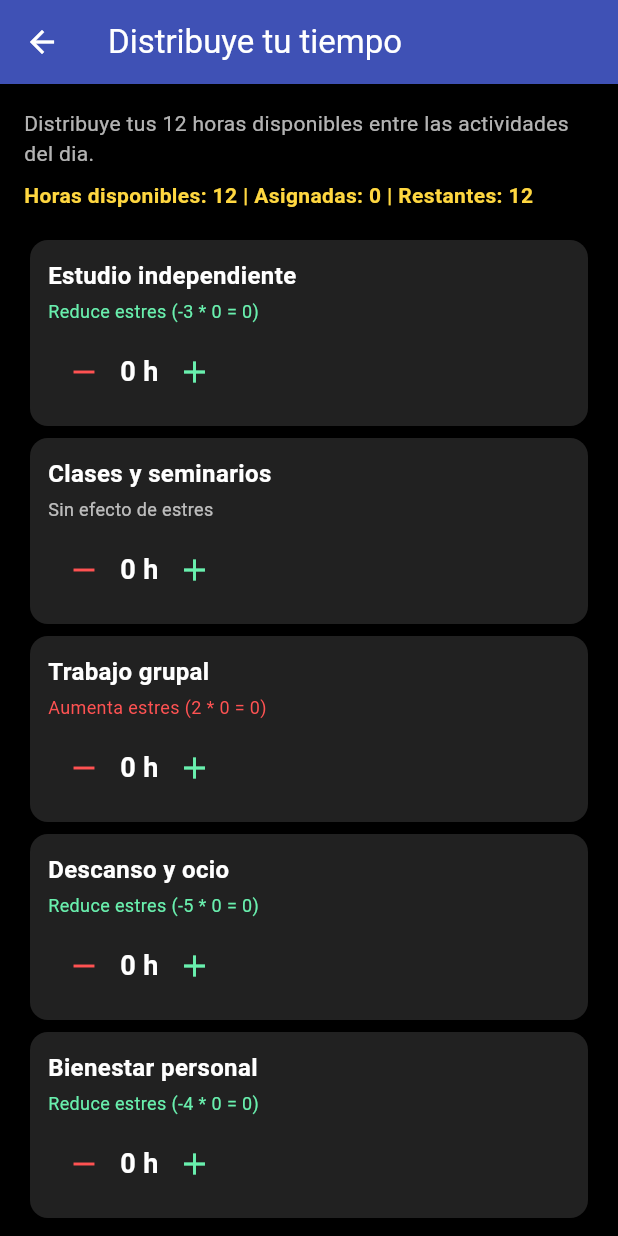
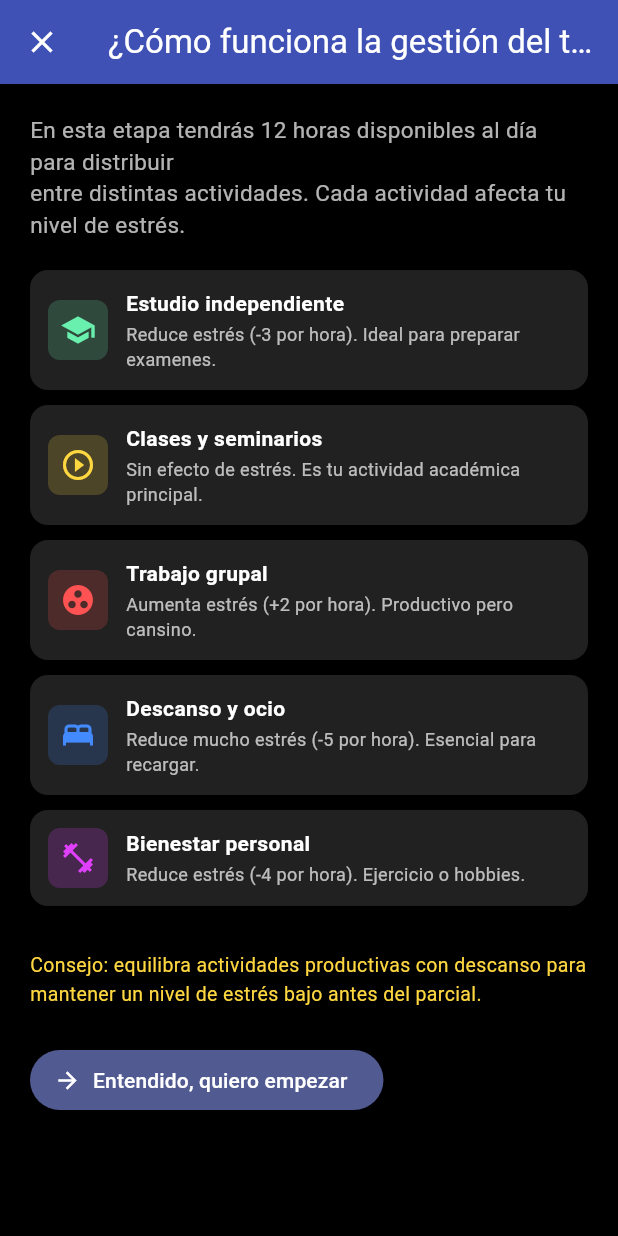
Before and after one commit to MiguelAVargasP/Proyecto-Integrador-III, a Flutter app: the MenuPrincipalScreen screen opened directly with empty values, after a tap on "Gestion del tiempo", on a phone screen of 412 x 824 dp. Run offline on Flutter 3.47's test engine with Material 3 defaults, Android fonts, the phone set to English and light mode, and no system bars; our stand-ins replace shared_preferences; accounts and stored records are empty.

Commit message:
Bloque 5: persistencia US-20, insignias US-10, tutorial US-21
- US-20: metodo guardar()/cargar()/borrarGuardado() en EstadoJuego y
  EstadoMapa con JSON + SharedPreferences. Carga automatica en main().
- US-10: otorgarInsignia() integrado en FASE_2, FASE_3 y D al completar.
- US-21: TutorialGestionTiempo mostrado antes de GestionTiempoScreen.

```diff
--- a/lib/features/combate/juego/parcial_contenido.dart
+++ b/lib/features/combate/juego/parcial_contenido.dart
@@ -58,8 +58,9 @@
                     builder: (_) => const ParcialCombateScreen(),
                   ),
                 );
+                estadoJuego.otorgarInsignia('D');
+                estadoMapa.completarEtapa('D');
                 onCompletada();
-                estadoMapa.completarEtapa('D');
               },
             ),
           ],
--- a/lib/features/etapas/etapa_estudio_independiente_contenido.dart
+++ b/lib/features/etapas/etapa_estudio_independiente_contenido.dart
@@ -173,6 +173,7 @@
 
   void _completar() {
   estadoJuego.completarEtapa();
+  estadoJuego.otorgarInsignia('FASE_3');
   estadoMapa.completarEtapa('FASE_3');
   widget.onCompletada();
   }
--- a/lib/features/etapas/etapa_primeras_clases_contenido.dart
+++ b/lib/features/etapas/etapa_primeras_clases_contenido.dart
@@ -168,6 +168,7 @@
 
   void _completar() {
   estadoJuego.completarEtapa();
+  estadoJuego.otorgarInsignia('FASE_2');
   estadoMapa.completarEtapa('FASE_2');
   widget.onCompletada();
   }
--- a/lib/features/gestion_tiempo/gestion_tiempo_contenido.dart
+++ b/lib/features/gestion_tiempo/gestion_tiempo_contenido.dart
@@ -1,6 +1,7 @@
 import 'package:flutter/material.dart';
 import '../../core/contenido_escena.dart';
 import '../../core/estado_juego.dart';
+import 'tutorial_gestion_tiempo.dart';
 
 /// Implementacion de US-06: Gestion del tiempo del jugador.
 ///
@@ -16,7 +17,15 @@
 class GestionTiempoContenido implements ContenidoEscena {
   @override
   Widget construir(BuildContext context, VoidCallback onCompletada) {
-    return _GestionTiempoScreen(onCompletada: onCompletada);
+    return TutorialGestionTiempo(
+      onSalir: () {
+        Navigator.of(context).pushReplacement(
+          MaterialPageRoute(
+            builder: (_) => _GestionTiempoScreen(onCompletada: onCompletada),
+          ),
+        );
+      },
+    );
   }
 }
 
--- /dev/null
+++ b/lib/features/gestion_tiempo/tutorial_gestion_tiempo.dart
@@ -0,0 +1,130 @@
+import 'package:flutter/material.dart';
+
+/// Tutorial breve de la mecánica de gestión del tiempo (US-21/RF-21).
+///
+/// Se muestra antes de que el jugador deba distribuir sus horas, de modo
+/// que entienda qué hace cada actividad antes de tomar sus decisiones.
+/// El jugador puede saltar el tutorial en cualquier momento.
+class TutorialGestionTiempo extends StatelessWidget {
+  final VoidCallback onSalir;
+
+  const TutorialGestionTiempo({super.key, required this.onSalir});
+
+  @override
+  Widget build(BuildContext context) {
+    return Scaffold(
+      backgroundColor: Colors.black,
+      appBar: AppBar(
+        title: const Text('¿Cómo funciona la gestión del tiempo?'),
+        backgroundColor: Colors.indigo,
+        foregroundColor: Colors.white,
+        leading: IconButton(
+          icon: const Icon(Icons.close),
+          onPressed: onSalir,
+        ),
+      ),
+      body: SingleChildScrollView(
+        padding: const EdgeInsets.all(20),
+        child: Column(
+          crossAxisAlignment: CrossAxisAlignment.start,
+          children: [
+            const Text(
+              'En esta etapa tendrás 12 horas disponibles al día para distribuir\nentre distintas actividades. Cada actividad afecta tu nivel de estrés.',
+              style: TextStyle(color: Colors.white70, fontSize: 15),
+            ),
+            const SizedBox(height: 20),
+            _tutorialFila(
+              icon: Icons.school,
+              titulo: 'Estudio independiente',
+              descripcion: 'Reduce estrés (-3 por hora). Ideal para preparar examenes.',
+              color: Colors.greenAccent,
+            ),
+            _tutorialFila(
+              icon: Icons.play_circle_outline,
+              titulo: 'Clases y seminarios',
+              descripcion: 'Sin efecto de estrés. Es tu actividad académica principal.',
+              color: Colors.amberAccent,
+            ),
+            _tutorialFila(
+              icon: Icons.group_work,
+              titulo: 'Trabajo grupal',
+              descripcion: 'Aumenta estrés (+2 por hora). Productivo pero cansino.',
+              color: Colors.redAccent,
+            ),
+            _tutorialFila(
+              icon: Icons.bed,
+              titulo: 'Descanso y ocio',
+              descripcion: 'Reduce mucho estrés (-5 por hora). Esencial para recargar.',
+              color: Colors.blueAccent,
+            ),
+            _tutorialFila(
+              icon: Icons.fitness_center,
+              titulo: 'Bienestar personal',
+              descripcion: 'Reduce estrés (-4 por hora). Ejercicio o hobbies.',
+              color: Colors.purpleAccent,
+            ),
+            const SizedBox(height: 20),
+            const Text(
+              'Consejo: equilibra actividades productivas con descanso para\nmantener un nivel de estrés bajo antes del parcial.',
+              style: TextStyle(color: Colors.amberAccent, fontSize: 13),
+            ),
+            const SizedBox(height: 24),
+            FilledButton.icon(
+              onPressed: onSalir,
+              icon: const Icon(Icons.arrow_forward),
+              label: const Text('Entendido, quiero empezar'),
+            ),
+          ],
+        ),
+      ),
+    );
+  }
+
+  Widget _tutorialFila({
+    required IconData icon,
+    required String titulo,
+    required String descripcion,
+    required Color color,
+  }) {
+    return Card(
+      color: Colors.grey[900],
+      margin: const EdgeInsets.only(bottom: 10),
+      child: Padding(
+        padding: const EdgeInsets.all(12),
+        child: Row(
+          children: [
+            Container(
+              padding: const EdgeInsets.all(8),
+              decoration: BoxDecoration(
+                color: color.withOpacity(0.2),
+                borderRadius: BorderRadius.circular(8),
+              ),
+              child: Icon(icon, color: color, size: 24),
+            ),
+            const SizedBox(width: 12),
+            Expanded(
+              child: Column(
+                crossAxisAlignment: CrossAxisAlignment.start,
+                children: [
+                  Text(
+                    titulo,
+                    style: const TextStyle(
+                      color: Colors.white,
+                      fontWeight: FontWeight.bold,
+                      fontSize: 14,
+                    ),
+                  ),
+                  const SizedBox(height: 2),
+                  Text(
+                    descripcion,
+                    style: const TextStyle(color: Colors.white70, fontSize: 12),
+                  ),
+                ],
+              ),
+            ),
+          ],
+        ),
+      ),
+    );
+  }
+}
```
Also changed, not shown: lib/core/estado_juego.dart (+77 -0 lines), lib/features/mapa_navegacion/state/estado_mapa.dart (+59 -0 lines), lib/main.dart (+6 -4 lines).
